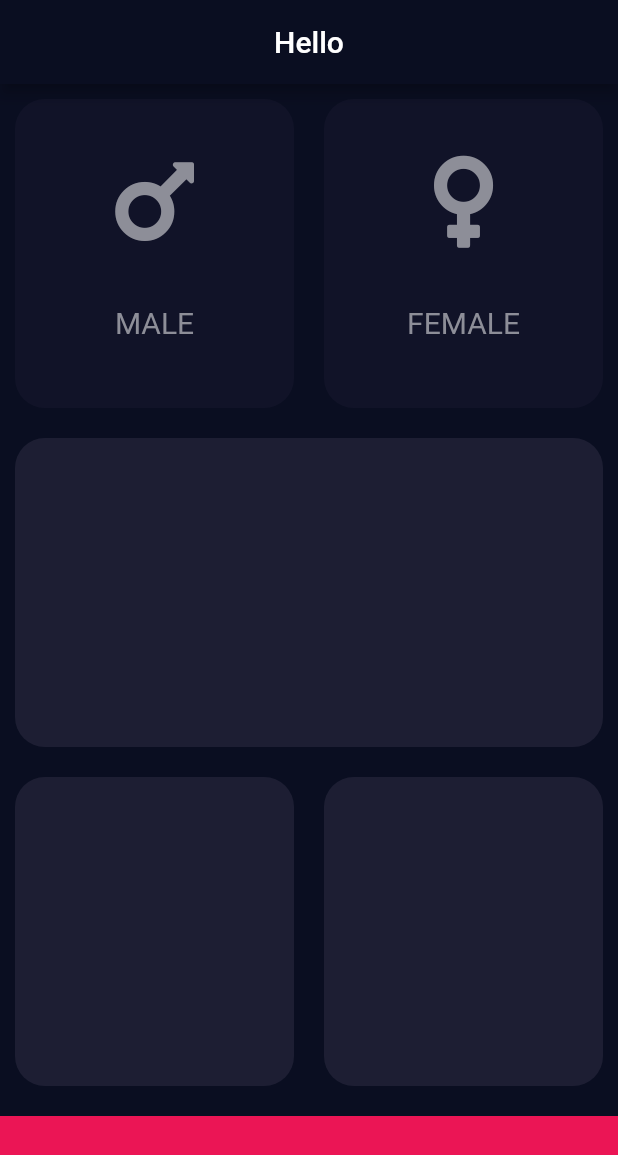
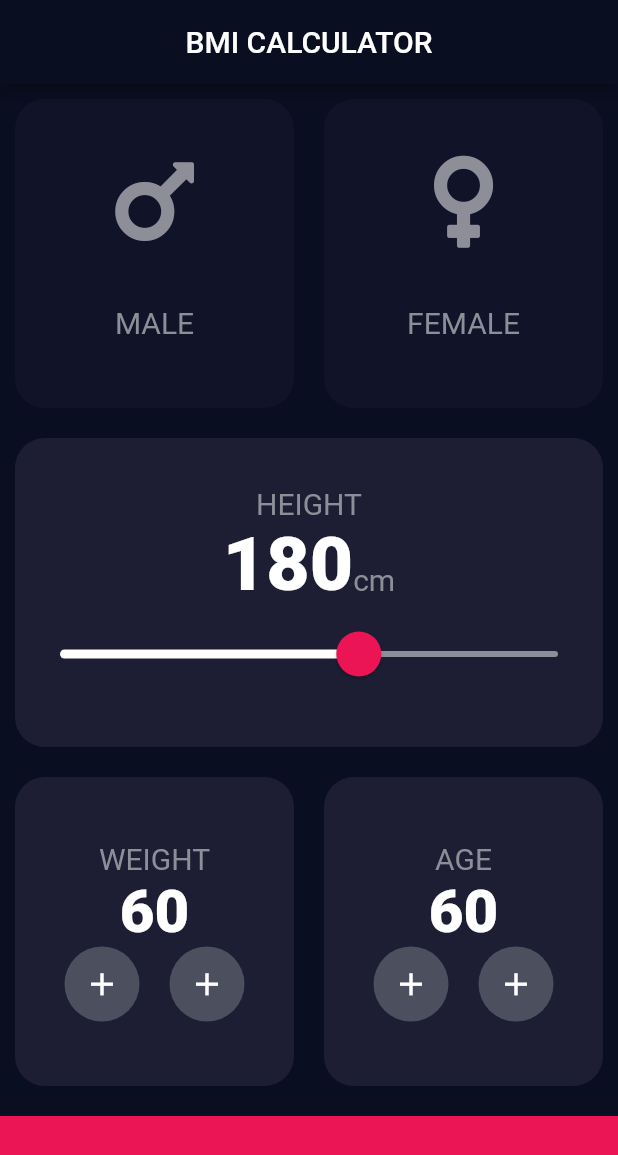
Before and after one commit to williamtdepaula/FlutterProjects, a Flutter app: the screen it shows after launch, on a phone screen of 412 x 824 dp. Shown: the top 1155 px of the screen. Run offline on Flutter 3.47's test engine with Material 2 defaults, Android fonts, the phone set to English and light mode, and no system bars; our stand-ins replace cached_network_image, connectivity, fluttertoast, font_awesome_flutter, shared_preferences, sqflite; accounts and stored records are empty.

Commit message:
::Implementando::

```diff
--- a/Projects_Flutter/bmi_calculator/lib/screens/home.dart
+++ b/Projects_Flutter/bmi_calculator/lib/screens/home.dart
@@ -1,11 +1,11 @@
 import 'package:bmi_calculator/models/Gender.dart';
+import 'package:bmi_calculator/utils/constants.dart';
+import 'package:bmi_calculator/widget/height_card.dart';
 import 'package:bmi_calculator/widget/male_or_famale_card.dart';
-import 'package:bmi_calculator/widget/reusableCard.dart';
+import 'package:bmi_calculator/widget/more_less_card.dart';
+import 'package:bmi_calculator/widget/reusable_card.dart';
 import 'package:flutter/material.dart';
 import 'package:font_awesome_flutter/font_awesome_flutter.dart';
-
-const inactiveCardColor = Color(0xFF111328);
-const activeCardColor = Color(0xFF1D1E33);
 
 class Home extends StatefulWidget {
   @override
@@ -14,6 +14,9 @@ class Home extends StatefulWidget {
 
 class _HomeState extends State<Home> {
   Gender genderSelected;
+  int height;
+  int weight;
+  int age;
 
   @override
   void initState() {
@@ -30,31 +33,37 @@ class _HomeState extends State<Home> {
   Widget build(BuildContext context) {
     return Scaffold(
       appBar: AppBar(
-        title: Center(child: Text('Hello')),
+        title: Center(child: Text('BMI CALCULATOR')),
       ),
       body: _handlerRenderBody(),
     );
   }
 
-  _handlerRenderBody() {
+  Column _handlerRenderBody() {
     return Column(
+      crossAxisAlignment: CrossAxisAlignment.stretch,
       children: <Widget>[
         Expanded(child: _handleRenderFirstRow()),
-        ReusableCard(),
+        ReusableCard(
+          onTapCard: () => null,
+          childCard: HeightCard(
+            onEndSlide: (heightSelected) => height = heightSelected.toInt(),
+          ),
+        ),
         Expanded(child: _handleRenderSecondRow()),
         _handlerRenderButton(),
       ],
     );
   }
 
-  _handleRenderFirstRow() {
+  Row _handleRenderFirstRow() {
     return Row(
       children: <Widget>[
         ReusableCard(
           onTapCard: () => onTapInGenderCard(Gender.male),
           colorOfCard: genderSelected == Gender.male
-              ? activeCardColor
-              : inactiveCardColor,
+              ? kActiveCardColor
+              : kInactiveCardColor,
           childCard: MaleOrFemaleCard(
             iconName: FontAwesomeIcons.mars,
             text: 'MALE',
@@ -63,8 +72,8 @@ class _HomeState extends State<Home> {
         ReusableCard(
           onTapCard: () => onTapInGenderCard(Gender.female),
           colorOfCard: genderSelected == Gender.female
-              ? activeCardColor
-              : inactiveCardColor,
+              ? kActiveCardColor
+              : kInactiveCardColor,
           childCard: MaleOrFemaleCard(
             iconName: FontAwesomeIcons.venus,
             text: 'FEMALE',
@@ -74,17 +83,31 @@ class _HomeState extends State<Home> {
     );
   }
 
-  _handleRenderSecondRow() {
+  Row _handleRenderSecondRow() {
     return Row(
-      children: <Widget>[ReusableCard(), ReusableCard()],
+      children: <Widget>[
+        ReusableCard(
+          childCard: MoreLessCard(
+            title: 'WEIGHT',
+            onValueChanged: (int value) => weight = value,
+          ),
+        ),
+        ReusableCard(
+          childCard: MoreLessCard(
+            title: 'AGE',
+            onValueChanged: (int value) => age = value,
+          ),
+        ),
+      ],
     );
   }
 
-  _handlerRenderButton() {
+  Container _handlerRenderButton() {
     return Container(
-        color: Color(0xFFEB1555),
-        margin: EdgeInsets.only(top: 10),
-        width: double.infinity,
-        height: 80);
+      color: Color(0xFFEB1555),
+      margin: EdgeInsets.only(top: 10),
+      width: double.infinity,
+      height: 80,
+    );
   }
 }
--- /dev/null
+++ b/Projects_Flutter/bmi_calculator/lib/utils/constants.dart
@@ -0,0 +1,15 @@
+import 'package:flutter/material.dart';
+
+const kInactiveCardColor = Color(0xFF111328);
+const kActiveCardColor = Color(0xFF1D1E33);
+const kColorText = Color(0xFF8D8E98);
+
+const kLabelTextStyle = TextStyle(
+  fontSize: 20,
+  color: kColorText
+);
+
+const kStyleTextNumber = TextStyle(
+  fontSize: 50,
+  fontWeight: FontWeight.w900,
+);
--- /dev/null
+++ b/Projects_Flutter/bmi_calculator/lib/widget/circle_button.dart
@@ -0,0 +1,29 @@
+import 'package:flutter/material.dart';
+
+enum CircleButtonAddOrRemoveType {
+  add,
+  remove,
+}
+
+class CircleButtonAddOrRemove extends StatelessWidget {
+  CircleButtonAddOrRemoveType type = CircleButtonAddOrRemoveType.add;
+  Function onTap;
+
+  CircleButtonAddOrRemove({this.type, @required this.onTap});
+
+  @override
+  Widget build(BuildContext context) {
+    return RawMaterialButton(
+      shape: CircleBorder(),
+      fillColor: Color(0xFF4C4F5E),
+      padding: EdgeInsets.all(5),
+      onPressed: onTap,
+      elevation: 10.0,
+      constraints: BoxConstraints.expand(height: 50, width: 50),
+      child: Icon(
+        type == CircleButtonAddOrRemoveType.add ? Icons.add : Icons.remove,
+        size: 25,
+      ),
+    );
+  }
+}
--- /dev/null
+++ b/Projects_Flutter/bmi_calculator/lib/widget/height_card.dart
@@ -0,0 +1,75 @@
+import 'package:bmi_calculator/utils/constants.dart';
+import 'package:flutter/material.dart';
+
+class HeightCard extends StatefulWidget {
+  Function onEndSlide;
+
+  HeightCard({this.onEndSlide});
+
+  @override
+  _HeightCardState createState() => _HeightCardState();
+}
+
+class _HeightCardState extends State<HeightCard> {
+  int height = 180;
+
+  @override
+  void initState() {
+    super.initState();
+  }
+
+  void onChangeHeight(double _height) {
+    setState(() {
+      height = _height.toInt();
+    });
+  }
+
+  @override
+  Widget build(BuildContext context) {
+    return Column(
+      mainAxisAlignment: MainAxisAlignment.center,
+      children: <Widget>[
+        Text(
+          'HEIGHT',
+          style: kLabelTextStyle,
+        ),
+        Row(
+          mainAxisAlignment: MainAxisAlignment.center,
+          crossAxisAlignment: CrossAxisAlignment.baseline,
+          textBaseline: TextBaseline.alphabetic,
+          children: <Widget>[
+            Text(
+              height.toString(),
+              style: kStyleTextNumber,
+            ),
+            Text(
+              'cm',
+              style: TextStyle(
+                fontSize: 20,
+                color: kColorText,
+              ),
+            ),
+          ],
+        ),
+        SliderTheme(
+          //Pega o tema atual, que está no contexto "SliderTheme.of(context)" e muda apenas o que precisa com "copyWith"
+          data: SliderTheme.of(context).copyWith(
+            thumbColor: Color(0xFFEB1555),
+            overlayColor: Color(0x30EB1555),
+            activeTrackColor: Colors.white,
+            inactiveTrackColor: Color(0xFF8D8E98),
+            thumbShape: RoundSliderThumbShape(enabledThumbRadius: 15.0),
+            overlayShape: RoundSliderOverlayShape(overlayRadius: 30)
+          ),
+          child: Slider(
+            value: height.toDouble(),
+            min: 120.0,
+            max: 220.0,
+            onChanged: onChangeHeight,
+            onChangeEnd: widget.onEndSlide,
+          ),
+        ),
+      ],
+    );
+  }
+}
--- a/Projects_Flutter/bmi_calculator/lib/widget/male_or_famale_card.dart
+++ b/Projects_Flutter/bmi_calculator/lib/widget/male_or_famale_card.dart
@@ -1,5 +1,5 @@
+import 'package:bmi_calculator/utils/constants.dart';
 import 'package:flutter/material.dart';
-import 'package:font_awesome_flutter/font_awesome_flutter.dart';
 
 class MaleOrFemaleCard extends StatelessWidget {
   final IconData iconName;
@@ -16,14 +16,14 @@ class MaleOrFemaleCard extends StatelessWidget {
           child: Icon(
             this.iconName,
             size: 70,
-            color: Color(0xFF8D8E98),
+            color: kColorText,
           ),
         ),
         Expanded(
           flex: 1,
           child: Text(
             this.text,
-            style: TextStyle(fontSize: 20, color: Color(0xFF8D8E98)),
+            style: kLabelTextStyle,
           ),
         ),
       ],
--- /dev/null
+++ b/Projects_Flutter/bmi_calculator/lib/widget/more_less_card.dart
@@ -0,0 +1,74 @@
+import 'package:bmi_calculator/utils/constants.dart';
+import 'package:flutter/material.dart';
+import 'package:bmi_calculator/widget/circle_button.dart';
+
+class MoreLessCard extends StatefulWidget {
+  final String title;
+  final Function onValueChanged;
+
+  MoreLessCard({@required this.title, @required this.onValueChanged});
+
+  @override
+  _MoreLessCardState createState() => _MoreLessCardState();
+}
+
+class _MoreLessCardState extends State<MoreLessCard> {
+  int value = 60;
+
+  @override
+  void initState() {
+    // TODO: implement initState
+    super.initState();
+  }
+
+  add() {
+    this.setState(() {
+      value++;
+    });
+  }
+
+  remove() {
+    this.setState(() {
+      value--;
+    });
+  }
+
+  pressOnButton(CircleButtonAddOrRemoveType type) {
+    this.setState(() {
+      type == CircleButtonAddOrRemoveType.remove ? value-- : value++;
+    });
+    widget.onValueChanged(value);
+  }
+
+  @override
+  Widget build(BuildContext context) {
+    return Column(
+      mainAxisAlignment: MainAxisAlignment.center,
+      children: <Widget>[
+        Text(
+          widget.title,
+          style: kLabelTextStyle,
+        ),
+        Text(
+          value.toString(),
+          style: TextStyle(
+              color: Colors.white, fontSize: 40, fontWeight: FontWeight.w900),
+        ),
+        Row(
+          mainAxisAlignment: MainAxisAlignment.center,
+          children: <Widget>[
+            CircleButtonAddOrRemove(
+              type: CircleButtonAddOrRemoveType.remove,
+              onTap: () => pressOnButton(CircleButtonAddOrRemoveType.remove),
+            ),
+            SizedBox(width: 20),
+            CircleButtonAddOrRemove(
+              type: CircleButtonAddOrRemoveType.add,
+              onTap: () => pressOnButton(CircleButtonAddOrRemoveType.add),
+            )
+          ],
+        ),
+      ],
+    );
+  }
+}
--- a/Projects_Flutter/bmi_calculator/lib/widget/reusableCard.dart
+++ b/Projects_Flutter/bmi_calculator/lib/widget/reusable_card.dart
@@ -12,7 +12,6 @@ class ReusableCard extends StatelessWidget {
   @override
   Widget build(BuildContext context) {
     return Expanded(
-      flex: 1,
       child: GestureDetector(
         onTap: onTapCard,
         child: Container(
```
